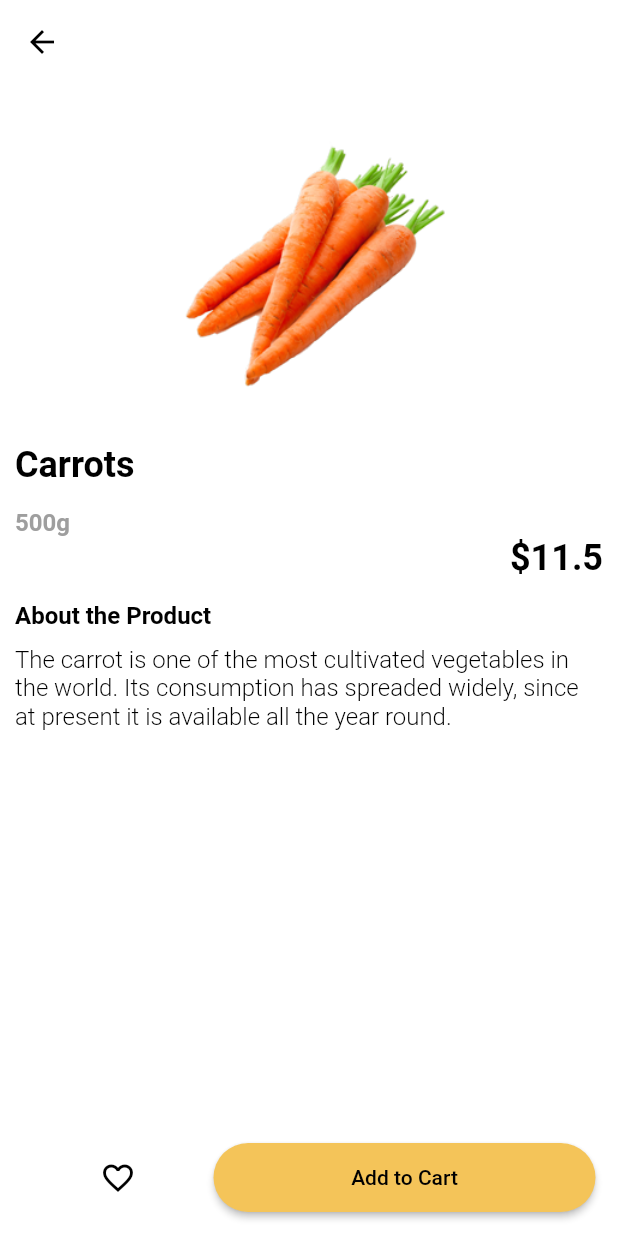
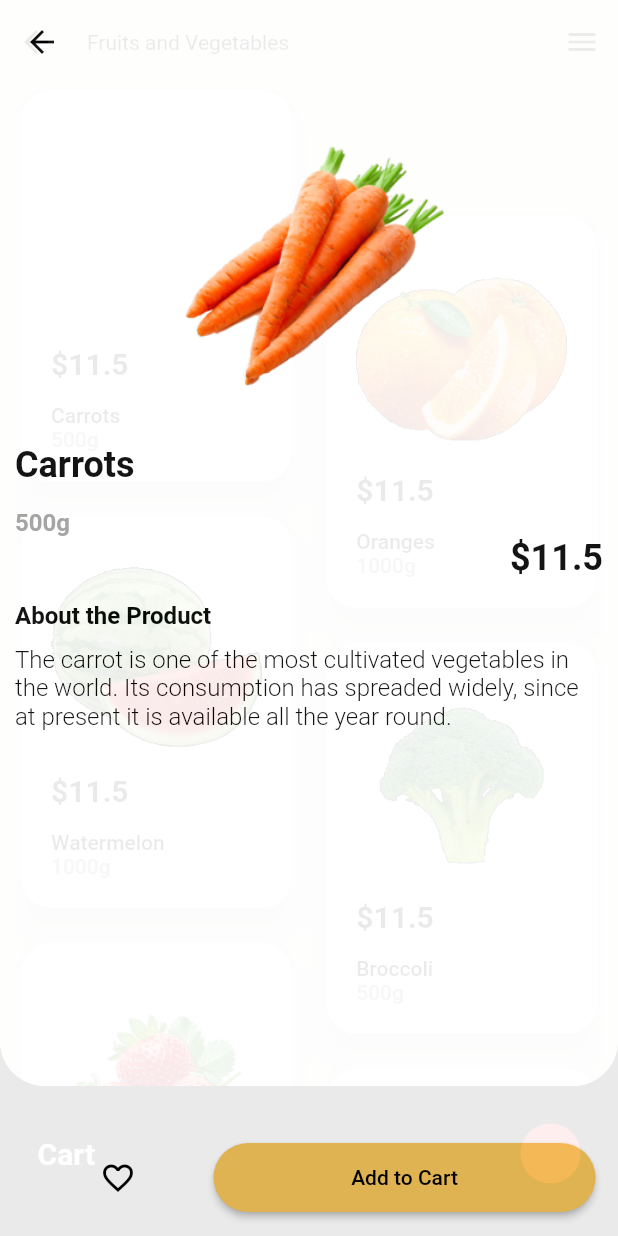
Before and after one commit to andrezffajardo/vegetables-fruits-shop-app, a Flutter app: the screen it shows after launch, after a tap on an icon or button, on a phone screen of 412 x 824 dp. Run offline on Flutter 3.47's test engine with Material 2 defaults, Android fonts, the phone set to English and light mode, and no system bars.

Commit message:
add animation product to cart

```diff
--- a/lib/grocery_store_bloc.dart
+++ b/lib/grocery_store_bloc.dart
@@ -24,6 +24,13 @@ class GroceryStoreBLoC with ChangeNotifier {
   }
 
   void addProduct(GroceryProduct product) {
+    for (GroceryProductItem item in cart) {
+      if (item.product.name == product.name) {
+        item.increment();
+        notifyListeners();
+        return;
+      }
+    }
     cart.add(GroceryProductItem(product: product));
     notifyListeners();
   }
@@ -34,7 +41,9 @@ class GroceryProductItem {
   int quantity;
   final GroceryProduct product;
 
-  void add() {}
+  void increment() {
+    quantity++;
+  }
 
-  void substract() {}
+  void decrement() {}
 }
--- a/lib/grocery_store_details.dart
+++ b/lib/grocery_store_details.dart
@@ -1,15 +1,26 @@
 import 'package:flutter/material.dart';
 import 'package:grocery_store_app/grocery_product.dart';
 
-class GroceryStoreDetails extends StatelessWidget {
+class GroceryStoreDetails extends StatefulWidget {
   const GroceryStoreDetails(
       {super.key, required this.product, required this.onProductAdded});
 
   final GroceryProduct product;
   final VoidCallback onProductAdded;
 
-  void _addToCart() {
-    onProductAdded();
+  @override
+  State<GroceryStoreDetails> createState() => _GroceryStoreDetailsState();
+}
+
+class _GroceryStoreDetailsState extends State<GroceryStoreDetails> {
+  String heroTag = '';
+
+  void _addToCart(BuildContext context) {
+    setState(() {
+      heroTag = 'details';
+    });
+    widget.onProductAdded();
+    Navigator.of(context).pop();
   }
 
   @override
@@ -32,9 +43,9 @@ class GroceryStoreDetails extends StatelessWidget {
                   Padding(
                     padding: const EdgeInsets.all(15.0),
                     child: Hero(
-                      tag: 'list_${product.name}',
+                      tag: 'list_${widget.product.name}$heroTag',
                       child: Image.asset(
-                        product.image,
+                        widget.product.image,
                         //fit: BoxFit.cover,
                         //height: MediaQuery.of(context).size.height * 0.35,
                         height: 200.0,
@@ -43,7 +54,7 @@ class GroceryStoreDetails extends StatelessWidget {
                     ),
                   ),
                   Text(
-                    product.name,
+                    widget.product.name,
                     style: Theme.of(context).textTheme.headline5?.copyWith(
                           color: Colors.black,
                           fontWeight: FontWeight.bold,
@@ -51,7 +62,7 @@ class GroceryStoreDetails extends StatelessWidget {
                   ),
                   const SizedBox(height: 15),
                   Text(
-                    product.weight,
+                    widget.product.weight,
                     style: Theme.of(context).textTheme.subtitle1?.copyWith(
                           color: Colors.grey,
                           fontWeight: FontWeight.bold,
@@ -61,7 +72,7 @@ class GroceryStoreDetails extends StatelessWidget {
                     children: [
                       Spacer(),
                       Text(
-                        '\$${product.price}',
+                        '\$${widget.product.price}',
                         style: Theme.of(context).textTheme.headline5?.copyWith(
                               color: Colors.black,
                               fontWeight: FontWeight.bold,
@@ -79,7 +90,7 @@ class GroceryStoreDetails extends StatelessWidget {
                   ),
                   const SizedBox(height: 10),
                   Text(
-                    product.description,
+                    widget.product.description,
                     style: Theme.of(context).textTheme.subtitle1?.copyWith(
                           color: Colors.black,
                           fontWeight: FontWeight.w300,
@@ -119,7 +130,7 @@ class GroceryStoreDetails extends StatelessWidget {
                         ),
                       ),
                     ),
-                    onPressed: _addToCart,
+                    onPressed: () => _addToCart(context),
                   ),
                 ),
               ],
--- a/lib/grocery_store_home.dart
+++ b/lib/grocery_store_home.dart
@@ -118,14 +118,29 @@ class _GroceryStoreHomeState extends State<GroceryStoreHome> {
                                     Expanded(
                                       child: SingleChildScrollView(
                                         scrollDirection: Axis.horizontal,
-                                        child: Row(
-                                          children: List.generate(
-                                            bloc.cart.length,
-                                            (index) => CircleAvatar(
-                                              backgroundColor: Color.fromRGBO(
-                                                  255, 255, 255, 0.2),
-                                              backgroundImage: AssetImage(
-                                                bloc.cart[index].product.image,
+                                        child: Padding(
+                                          padding: const EdgeInsets.symmetric(
+                                              horizontal: 8.0),
+                                          child: Row(
+                                            children: List.generate(
+                                              bloc.cart.length,
+                                              (index) => Padding(
+                                                padding:
+                                                    const EdgeInsets.symmetric(
+                                                        horizontal: 8.0),
+                                                child: Hero(
+                                                  tag:
+                                                      'list_${bloc.cart[index].product.name}details',
+                                                  child: CircleAvatar(
+                                                    backgroundColor:
+                                                        Color.fromRGBO(
+                                                            255, 255, 255, 0.5),
+                                                    backgroundImage: AssetImage(
+                                                      bloc.cart[index].product
+                                                          .image,
+                                                    ),
+                                                  ),
+                                                ),
                                               ),
                                             ),
                                           ),
--- a/lib/grocery_store_list.dart
+++ b/lib/grocery_store_list.dart
@@ -26,6 +26,8 @@ class GroceryStoreList extends StatelessWidget {
             onTap: () {
               Navigator.of(context).push(
                 PageRouteBuilder(
+                  transitionDuration: const Duration(milliseconds: 1200),
+                  reverseTransitionDuration: const Duration(milliseconds: 1200),
                   pageBuilder: (context, animation, __) {
                     return FadeTransition(
                       opacity: animation,
@@ -40,6 +42,7 @@ class GroceryStoreList extends StatelessWidget {
               );
             },
             child: Card(
+              clipBehavior: Clip.hardEdge,
               shape: RoundedRectangleBorder(
                 borderRadius: BorderRadius.circular(20),
               ),
```
